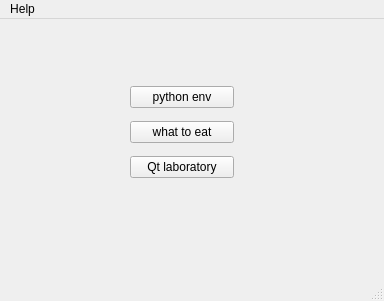
First picture: the form in res/ui/mainwindow.ui, repository Radicas/Crane, before the edit.
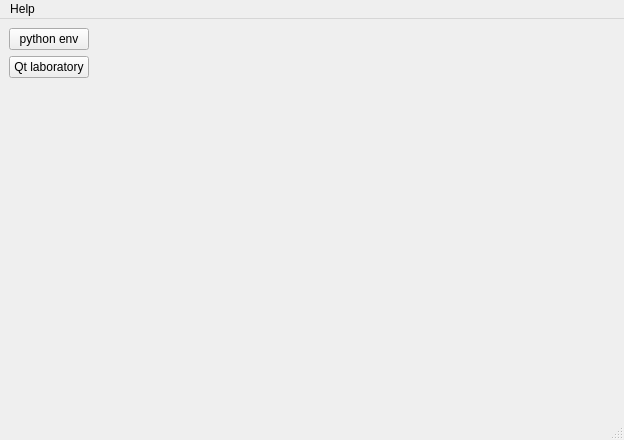
Second picture: the form after the edit.

Commit message: refactor: turn diagramitem to geometry item

Patch:
```diff
--- a/res/ui/mainwindow.ui
+++ b/res/ui/mainwindow.ui
@@ -6,23 +6,16 @@
    <rect>
     <x>0</x>
     <y>0</y>
-    <width>384</width>
-    <height>301</height>
+    <width>624</width>
+    <height>440</height>
    </rect>
   </property>
   <property name="windowTitle">
    <string>Scarab</string>
   </property>
   <widget class="QWidget" name="centralwidget">
-   <widget class="QWidget" name="">
-    <property name="geometry">
-     <rect>
-      <x>130</x>
-      <y>60</y>
-      <width>104</width>
-      <height>107</height>
-     </rect>
-    </property>
+   <layout class="QGridLayout" name="gridLayout">
+    <item row="0" column="0">
     <layout class="QVBoxLayout" name="verticalLayout">
      <item>
       <widget class="QPushButton" name="pyEnvBtn">
@@ -31,13 +24,6 @@
        </property>
       </widget>
      </item>
-     <item>
-      <widget class="QPushButton" name="wtoEat">
-       <property name="text">
-        <string>what to eat</string>
-       </property>
-      </widget>
-     </item>
      <item>
       <widget class="QPushButton" name="qtLabBtn">
        <property name="text">
@@ -46,15 +32,42 @@
       </widget>
      </item>
     </layout>
-   </widget>
+    </item>
+    <item row="0" column="1">
+     <spacer name="horizontalSpacer">
+      <property name="orientation">
+       <enum>Qt::Horizontal</enum>
+      </property>
+      <property name="sizeHint" stdset="0">
+       <size>
+        <width>40</width>
+        <height>20</height>
+       </size>
+      </property>
+     </spacer>
+    </item>
+    <item row="1" column="0">
+     <spacer name="verticalSpacer">
+      <property name="orientation">
+       <enum>Qt::Vertical</enum>
+      </property>
+      <property name="sizeHint" stdset="0">
+       <size>
+        <width>20</width>
+        <height>40</height>
+       </size>
+      </property>
+     </spacer>
+    </item>
+   </layout>
   </widget>
   <widget class="QMenuBar" name="menubar">
    <property name="geometry">
     <rect>
      <x>0</x>
      <y>0</y>
-     <width>384</width>
-     <height>28</height>
+     <width>624</width>
+     <height>24</height>
     </rect>
    </property>
    <widget class="QMenu" name="menuHelp">
```
Lines whose indentation alone changed are shown as unchanged. The commit also changes 16 other files.
